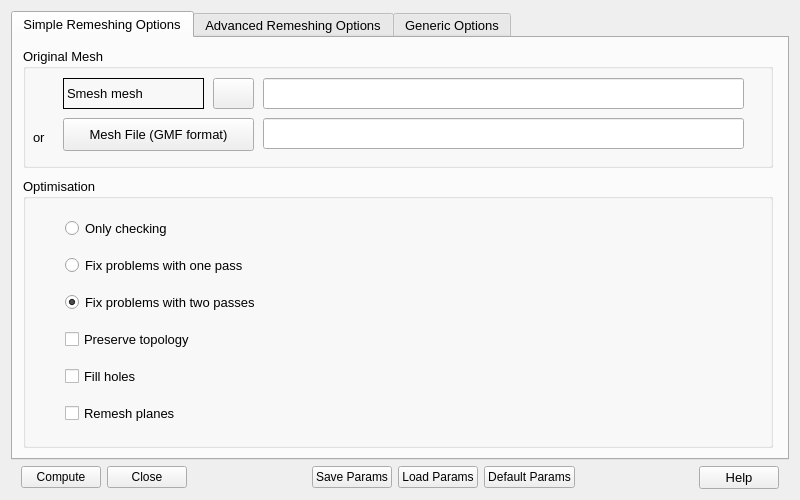
This is src/Tools/MGCleanerPlug/MGCleanerPlugDialog.ui in looooo/salome_smesh as Qt 5 draws it before an edit. The edited form follows.
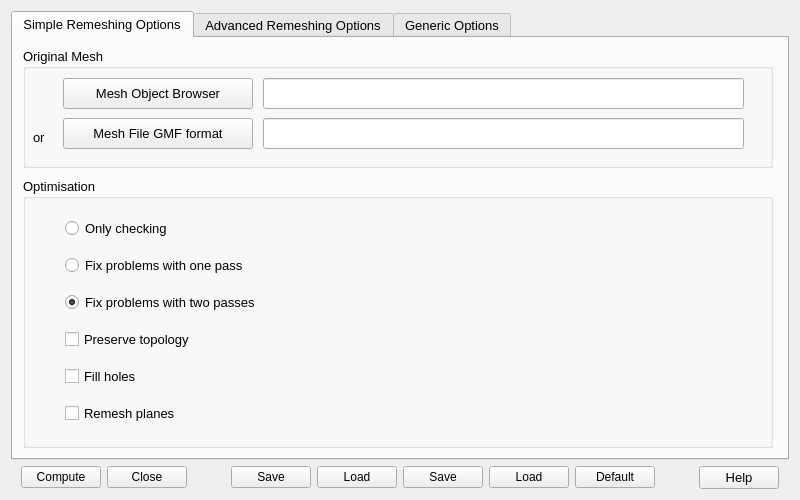
This is the edited form. Icons and pictures are not drawn.

Commit message: more load/save hypothesis

What changed in the file:
```diff
--- a/src/Tools/MGCleanerPlug/MGCleanerPlugDialog.ui
+++ b/src/Tools/MGCleanerPlug/MGCleanerPlugDialog.ui
@@ -62,24 +62,62 @@
        </property>
       </spacer>
      </item>
+     <item>
+      <widget class="QPushButton" name="PB_SaveHyp">
+       <property name="text">
+        <string>Save</string>
+       </property>
+        <property name="iconSize">
+         <size>
+          <width>18</width>
+          <height>18</height>
+         </size>
+        </property>
+      </widget>
+     </item>
+     <item>
+      <widget class="QPushButton" name="PB_LoadHyp">
+       <property name="text">
+        <string>Load</string>
+       </property>
+        <property name="iconSize">
+         <size>
+          <width>18</width>
+          <height>18</height>
+         </size>
+        </property>
+      </widget>
+     </item>
      <item>
       <widget class="QPushButton" name="PB_Save">
        <property name="text">
-        <string>Save Params</string>
+        <string>Save</string>
        </property>
+        <property name="iconSize">
+         <size>
+          <width>18</width>
+          <height>18</height>
+         </size>
+        </property>
       </widget>
      </item>
      <item>
       <widget class="QPushButton" name="PB_Load">
        <property name="text">
-        <string>Load Params</string>
+        <string>Load</string>
        </property>
+        <property name="iconSize">
+         <size>
+          <width>18</width>
+          <height>18</height>
+         </size>
+        </property>
       </widget>
      </item>
      <item>
       <widget class="QPushButton" name="PB_Default">
        <property name="text">
-        <string>Default Params</string>
+        <string>Default</string>
        </property>
       </widget>
      </item>
@@ -295,8 +333,8 @@
          <rect>
           <x>40</x>
           <y>70</y>
-          <width>191</width>
-          <height>33</height>
+          <width>190</width>
+          <height>31</height>
          </rect>
         </property>
         <property name="font">
@@ -305,7 +343,13 @@
          </font>
         </property>
         <property name="text">
-         <string>Mesh File (GMF format)</string>
+         <string>Mesh File GMF format</string>
+        </property>
+        <property name="iconSize">
+         <size>
+          <width>18</width>
+          <height>18</height>
+         </size>
         </property>
        </widget>
        <widget class="QLineEdit" name="LE_MeshFile">
@@ -326,18 +370,14 @@
        <widget class="QPushButton" name="PB_MeshSmesh">
         <property name="geometry">
          <rect>
-          <x>190</x>
+          <x>40</x>
           <y>30</y>
-          <width>41</width>
+          <width>190</width>
           <height>31</height>
          </rect>
         </property>
         <property name="text">
-         <string/>
-        </property>
-        <property name="icon">
-         <iconset>
-          <normaloff>:select1.png</normaloff>:select1.png</iconset>
+         <string>Mesh Object Browser</string>
         </property>
         <property name="iconSize">
          <size>
@@ -364,34 +404,6 @@
          </font>
         </property>
        </widget>
-       <widget class="QLabel" name="label_7">
-        <property name="geometry">
-         <rect>
-          <x>40</x>
-          <y>30</y>
-          <width>141</width>
-          <height>31</height>
-         </rect>
-        </property>
-        <property name="font">
-         <font>
-          <pointsize>10</pointsize>
-          <strikeout>false</strikeout>
-         </font>
-        </property>
-        <property name="frameShape">
-         <enum>QFrame::Box</enum>
-        </property>
-        <property name="text">
-         <string>Smesh mesh</string>
-        </property>
-        <property name="wordWrap">
-         <bool>false</bool>
-        </property>
-        <property name="margin">
-         <number>0</number>
-        </property>
-       </widget>
        <widget class="QLabel" name="label_8">
         <property name="geometry">
          <rect>
```
Left out of the diff: 8 changed lines with no effect on the pictures. The commit also changes 1 other file.
